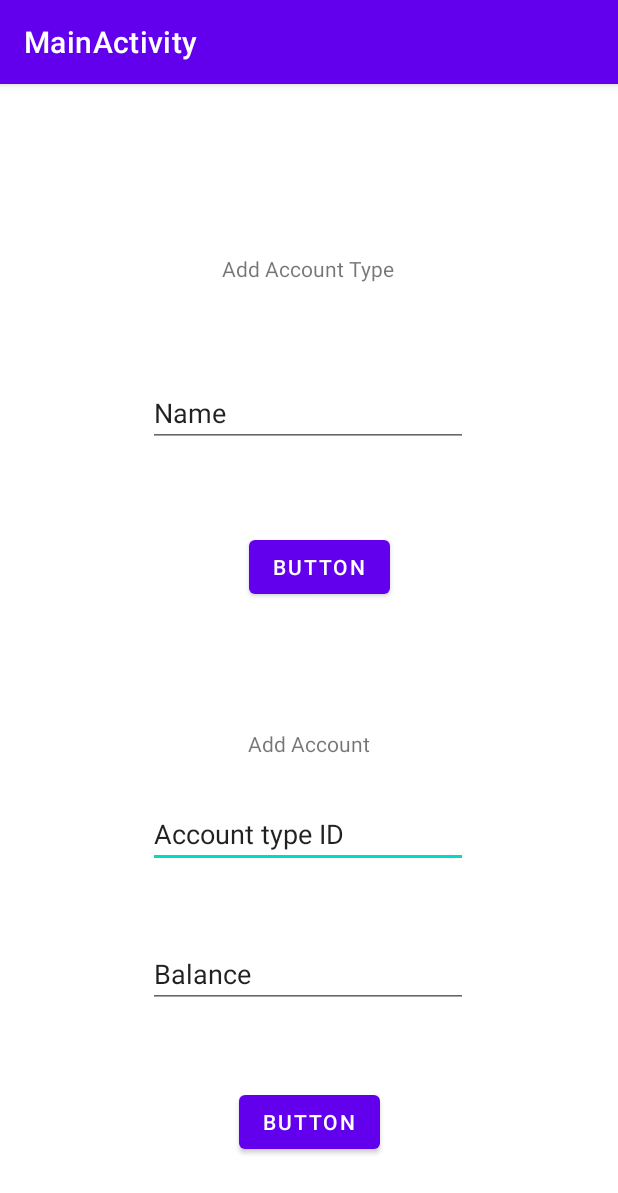
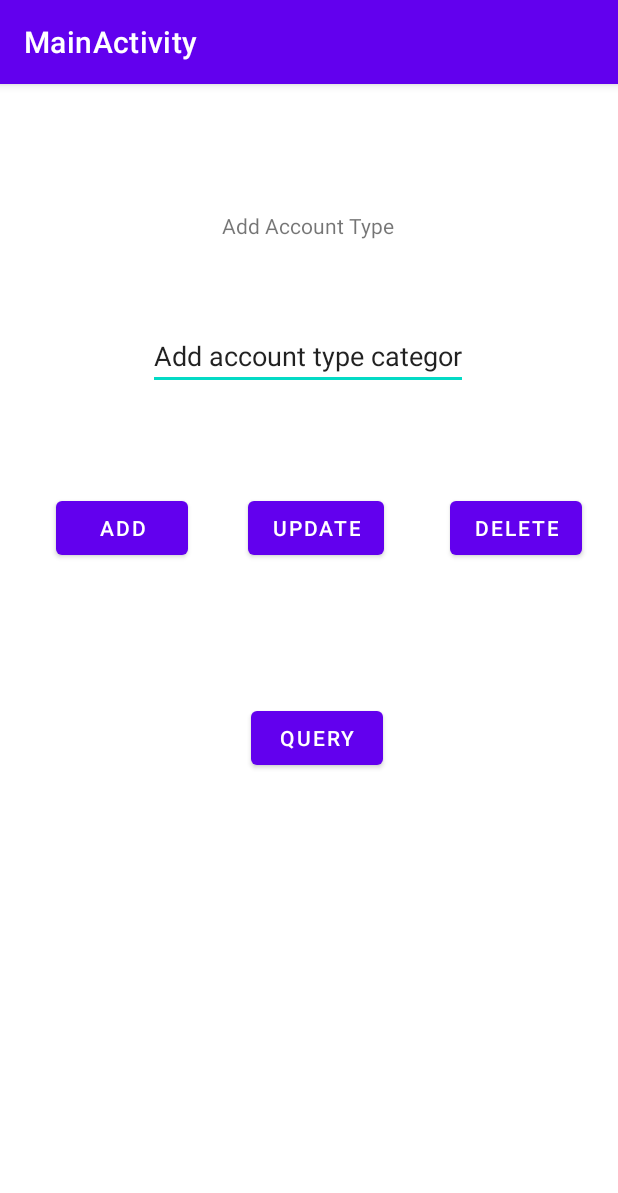
Before and after one commit to magopyan/Pocket-Finances, an Android app: the screen it shows after launch (MainActivity), on a phone screen of 412 x 824 dp. Shown: the top 1193 px of the screen. Run offline under Robolectric (Android 15) with nearby library versions, the phone set to English and light mode, and no system bars; our stand-ins replace Room's generated code.

Commit message:
Activity with CRUD operations and thread management

```diff
--- a/Application/PocketExpenses/app/src/main/res/layout/activity_main.xml
+++ b/Application/PocketExpenses/app/src/main/res/layout/activity_main.xml
@@ -16,77 +16,63 @@
         app:layout_constraintHorizontal_bias="0.498"
         app:layout_constraintStart_toStartOf="parent"
         app:layout_constraintTop_toTopOf="parent"
-        app:layout_constraintVertical_bias="0.638" />
+        app:layout_constraintVertical_bias="0.61" />
 
     <Button
-        android:id="@+id/bAddAccType"
+        android:id="@+id/btnAddAccountType"
         android:layout_width="wrap_content"
         android:layout_height="wrap_content"
-        android:layout_marginBottom="84dp"
-        android:text="Button"
-        app:layout_constraintBottom_toTopOf="@+id/textView3"
-        app:layout_constraintEnd_toEndOf="parent"
-        app:layout_constraintHorizontal_bias="0.522"
-        app:layout_constraintStart_toStartOf="parent" />
+        android:layout_marginTop="272dp"
+        android:text="Add"
+        app:layout_constraintEnd_toStartOf="@+id/btnUpdateAccountType"
+        app:layout_constraintHorizontal_bias="0.487"
+        app:layout_constraintStart_toStartOf="parent"
+        app:layout_constraintTop_toTopOf="parent" />
 
-    <TextView
-        android:id="@+id/textView3"
+    <Button
+        android:id="@+id/btnUpdateAccountType"
         android:layout_width="wrap_content"
         android:layout_height="wrap_content"
-        android:layout_marginBottom="28dp"
-        android:text="Add Account"
-        app:layout_constraintBottom_toTopOf="@+id/etAccTypeId"
-        app:layout_constraintEnd_toEndOf="parent"
-        app:layout_constraintHorizontal_bias="0.501"
-        app:layout_constraintStart_toStartOf="parent" />
-
-    <Button
-        android:id="@+id/bAddAccount"
-        android:layout_width="wrap_content"
-        android:layout_height="wrap_content"
-        android:layout_marginBottom="52dp"
-        android:text="Button"
-        app:layout_constraintBottom_toBottomOf="parent"
-        app:layout_constraintEnd_toEndOf="parent"
-        app:layout_constraintStart_toStartOf="parent" />
-
-    <EditText
-        android:id="@+id/etAccTypeId"
-        android:layout_width="wrap_content"
-        android:layout_height="wrap_content"
-        android:layout_marginBottom="48dp"
-        android:ems="10"
-        android:inputType="textPersonName"
-        android:text="Account type ID"
-        app:layout_constraintBottom_toTopOf="@+id/etBalance"
-        app:layout_constraintEnd_toEndOf="parent"
-        app:layout_constraintHorizontal_bias="0.497"
-        app:layout_constraintStart_toStartOf="parent" />
-
-    <EditText
-        android:id="@+id/etBalance"
-        android:layout_width="wrap_content"
-        android:layout_height="wrap_content"
-        android:layout_marginBottom="52dp"
-        android:ems="10"
-        android:inputType="textPersonName"
-        android:text="Balance"
-        app:layout_constraintBottom_toTopOf="@+id/bAddAccount"
-        app:layout_constraintEnd_toEndOf="parent"
-        app:layout_constraintHorizontal_bias="0.497"
-        app:layout_constraintStart_toStartOf="parent" />
+        android:layout_marginTop="272dp"
+        android:layout_marginEnd="44dp"
+        android:text="Update"
+        app:layout_constraintBottom_toTopOf="@+id/btnQueryAccountType"
+        app:layout_constraintEnd_toStartOf="@+id/btnDeleteAccountType"
+        app:layout_constraintTop_toTopOf="parent"
+        app:layout_constraintVertical_bias="0.0" />
 
     <EditText
         android:id="@+id/etAccTypeName"
         android:layout_width="wrap_content"
         android:layout_height="wrap_content"
-        android:layout_marginBottom="56dp"
+        android:layout_marginBottom="68dp"
         android:ems="10"
         android:inputType="textPersonName"
-        android:text="Name"
-        app:layout_constraintBottom_toTopOf="@+id/bAddAccType"
+        android:text="Add account type category"
+        app:layout_constraintBottom_toTopOf="@+id/btnUpdateAccountType"
         app:layout_constraintEnd_toEndOf="parent"
         app:layout_constraintHorizontal_bias="0.497"
         app:layout_constraintStart_toStartOf="parent" />
 
+    <Button
+        android:id="@+id/btnDeleteAccountType"
+        android:layout_width="wrap_content"
+        android:layout_height="wrap_content"
+        android:layout_marginTop="272dp"
+        android:layout_marginEnd="24dp"
+        android:text="Delete"
+        app:layout_constraintEnd_toEndOf="parent"
+        app:layout_constraintTop_toTopOf="parent" />
+
+    <Button
+        android:id="@+id/btnQueryAccountType"
+        android:layout_width="wrap_content"
+        android:layout_height="wrap_content"
+        android:layout_marginBottom="308dp"
+        android:text="query"
+        app:layout_constraintBottom_toBottomOf="parent"
+        app:layout_constraintEnd_toEndOf="parent"
+        app:layout_constraintHorizontal_bias="0.517"
+        app:layout_constraintStart_toStartOf="parent" />
+
 </androidx.constraintlayout.widget.ConstraintLayout>
```
Also changed, not shown: Application/PocketExpenses/app/src/main/java/com/example/pocketexpenses/MainActivity.java (+119 -10 lines).
